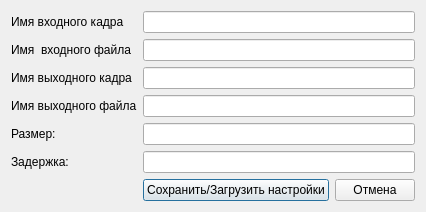
Old version of the form framesettingswindow.ui in the repository Gorbykov/InterfaceTester.
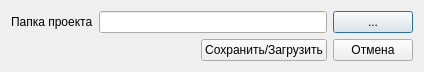
New version of the form.

```diff
--- a/framesettingswindow.ui
+++ b/framesettingswindow.ui
@@ -7,7 +7,7 @@
     <x>0</x>
     <y>0</y>
     <width>424</width>
-    <height>199</height>
+    <height>72</height>
    </rect>
   </property>
   <property name="windowTitle">
@@ -17,7 +17,7 @@
    <item row="0" column="0">
     <widget class="QLabel" name="labelFrameInName">
      <property name="text">
-      <string>Имя входного кадра</string>
+      <string>Папка проекта</string>
      </property>
      <property name="buddy">
       <cstring>lineEditFrameInName</cstring>
@@ -27,72 +27,17 @@
    <item row="0" column="1">
     <widget class="QLineEdit" name="lineEditFrameInName"/>
    </item>
-   <item row="1" column="0">
-    <widget class="QLabel" name="labelFileInName">
+   <item row="0" column="2">
+    <widget class="QPushButton" name="pushButtonFolderDialog">
      <property name="text">
-      <string>Имя  входного файла</string>
+      <string>...</string>
      </property>
      <property name="buddy">
       <cstring>lineEditFileInName</cstring>
      </property>
     </widget>
    </item>
-   <item row="1" column="1">
-    <widget class="QLineEdit" name="lineEditFileInName"/>
-   </item>
-   <item row="2" column="0">
-    <widget class="QLabel" name="labelFrameOutName">
-     <property name="text">
-      <string>Имя выходного кадра</string>
-     </property>
-     <property name="buddy">
-      <cstring>lineEditFrameInName</cstring>
-     </property>
-    </widget>
-   </item>
-   <item row="2" column="1">
-    <widget class="QLineEdit" name="lineEditFrameOutName"/>
-   </item>
-   <item row="3" column="0">
-    <widget class="QLabel" name="labelFileOutName">
-     <property name="text">
-      <string>Имя выходного файла</string>
-     </property>
-     <property name="buddy">
-      <cstring>lineEditFrameInName</cstring>
-     </property>
-    </widget>
-   </item>
-   <item row="3" column="1">
-    <widget class="QLineEdit" name="lineEditFileOutName"/>
-   </item>
-   <item row="4" column="0">
-    <widget class="QLabel" name="labelSize">
-     <property name="text">
-      <string>Размер:</string>
-     </property>
-     <property name="buddy">
-      <cstring>lineEditSize</cstring>
-     </property>
-    </widget>
-   </item>
-   <item row="4" column="1">
-    <widget class="QLineEdit" name="lineEditSize"/>
-   </item>
-   <item row="5" column="0">
-    <widget class="QLabel" name="labelDelay">
-     <property name="text">
-      <string>Задержка:</string>
-     </property>
-     <property name="buddy">
-      <cstring>lineEditDelay</cstring>
-     </property>
-    </widget>
-   </item>
-   <item row="5" column="1">
-    <widget class="QLineEdit" name="lineEditDelay"/>
-   </item>
-   <item row="6" column="1">
+   <item row="1" column="1" colspan="2">
     <layout class="QHBoxLayout" name="horizontalLayout_2">
      <item>
       <spacer name="horizontalSpacer">
@@ -110,7 +55,7 @@
      <item>
       <widget class="QPushButton" name="saveButton">
        <property name="text">
-        <string>Сохранить/Загрузить настройки</string>
+        <string>Сохранить/Загрузить</string>
        </property>
       </widget>
      </item>
```
Left out of the diff: 16 changed lines with no effect on the pictures.
